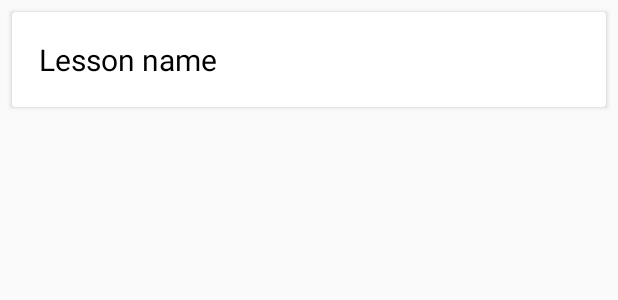
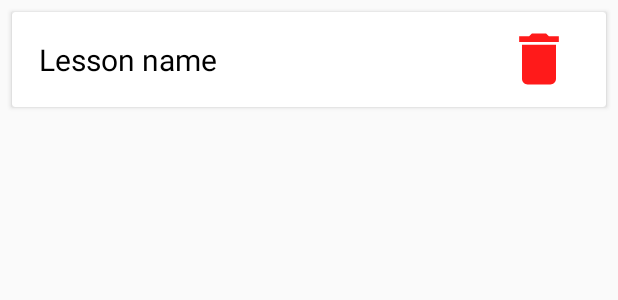
Before and after one commit to udesantis1/DibApp2, an Android app: the layout lessons_list_item.xml on its own in the app's theme, with its tools: preview values and no code run, on a phone screen of 412 x 824 dp. Shown: the top 300 px of the screen. Run offline under Robolectric (Android 15) with nearby library versions, the phone set to English and light mode, and no system bars.

Commit message:
Aggiunto tasto per cancellare le lezioni (da rendere solo per admin)

```diff
--- a/app/src/main/java/com/example/firebaseapp/HomeFragment.java
+++ b/app/src/main/java/com/example/firebaseapp/HomeFragment.java
@@ -1,5 +1,6 @@
 package com.example.firebaseapp;
 
+import android.app.Activity;
 import android.app.AlertDialog;
 import android.content.DialogInterface;
 import android.content.Intent;
--- a/app/src/main/java/com/example/firebaseapp/LessonsActivity.java
+++ b/app/src/main/java/com/example/firebaseapp/LessonsActivity.java
@@ -5,6 +5,8 @@ import android.support.v7.app.AppCompatActivity;
 import android.os.Bundle;
 import android.support.v7.widget.LinearLayoutManager;
 import android.support.v7.widget.RecyclerView;
+import android.view.View;
+import android.widget.ImageView;
 import android.widget.TextView;
 import android.widget.Toast;
 
@@ -36,6 +38,7 @@ public class LessonsActivity extends AppCompatActivity {
     private LessonRecyclerAdapter lessonRecyclerAdapter;
 
 
+
     private FirebaseFirestore firebaseFirestore;
 
 
@@ -50,6 +53,7 @@ public class LessonsActivity extends AppCompatActivity {
         course_name = getIntent().getStringExtra("course_name");
         lessons_list_view = findViewById(R.id.lessons_list_view);
         lessons_title = findViewById(R.id.lessons_title);
+
 
         lessonRecyclerAdapter = new LessonRecyclerAdapter(lesson_list);
         lessons_list_view.setLayoutManager(new LinearLayoutManager(this));
@@ -85,6 +89,5 @@ public class LessonsActivity extends AppCompatActivity {
                 }
             }
         });
-
     }
 }
--- /dev/null
+++ b/app/src/main/res/drawable/ic_delete.xml
@@ -0,0 +1,9 @@
+<vector xmlns:android="http://schemas.android.com/apk/res/android"
+        android:width="24dp"
+        android:height="24dp"
+        android:viewportWidth="24.0"
+        android:viewportHeight="24.0">
+    <path
+        android:fillColor="#ff1a1a"
+        android:pathData="M6,19c0,1.1 0.9,2 2,2h8c1.1,0 2,-0.9 2,-2V7H6v12zM19,4h-3.5l-1,-1h-5l-1,1H5v2h14V4z"/>
+</vector>
--- a/app/src/main/res/layout/lessons_list_item.xml
+++ b/app/src/main/res/layout/lessons_list_item.xml
@@ -19,10 +19,21 @@
             android:id="@+id/lesson_text_view"
             android:layout_width="match_parent"
             android:layout_height="wrap_content"
+            android:padding="10dp"
             android:text="Lesson name"
-            android:textSize="20dp"
-            android:padding="10dp"
-            android:textColor="@android:color/black" />
+            android:textColor="@android:color/black"
+            android:textSize="20dp" />
+
+        <ImageView
+            android:id="@+id/image_delete"
+            android:layout_width="45dp"
+            android:layout_height="45dp"
+            android:layout_alignParentEnd="true"
+            android:layout_alignParentRight="true"
+            android:layout_centerVertical="true"
+            android:layout_marginEnd="14dp"
+            android:layout_marginRight="14dp"
+            android:src="@drawable/ic_delete" />
 
 
     </RelativeLayout>
```
Also changed, not shown: app/src/main/java/com/example/firebaseapp/LessonRecyclerAdapter.java (+54 -2 lines).
